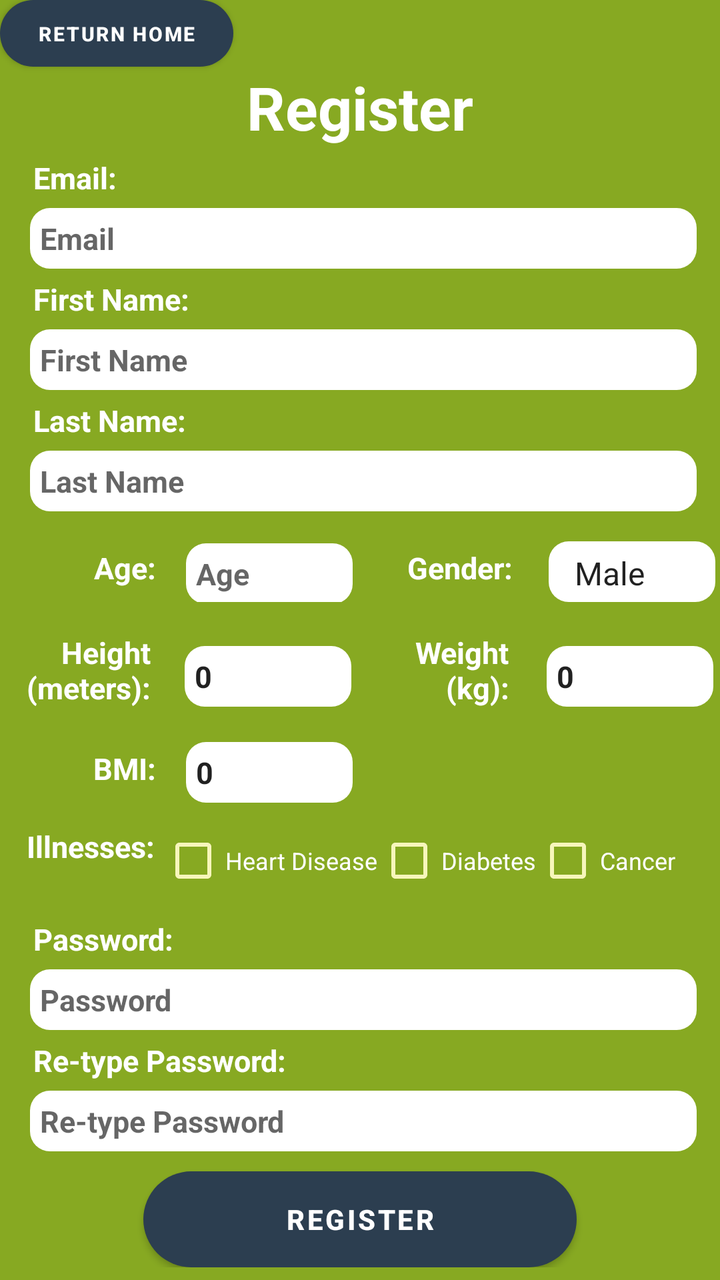
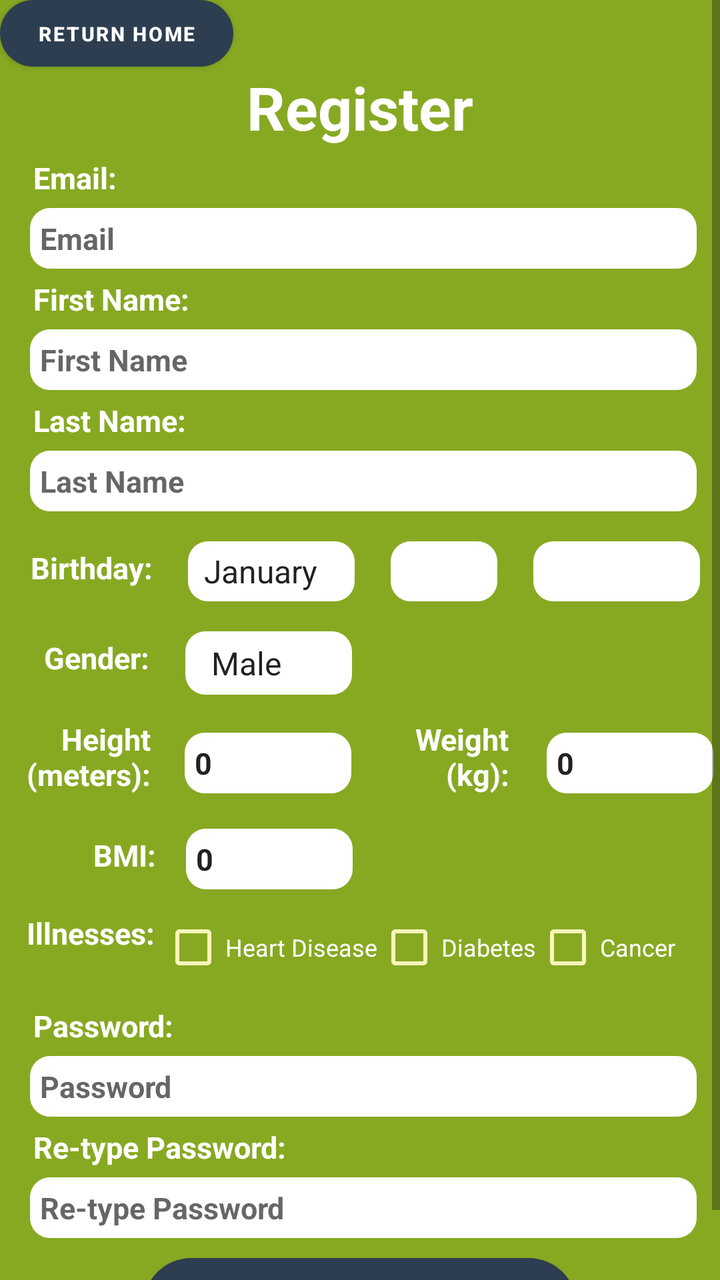

Before-and-after screenshots of an Android layout around one commit, followed by the original layout XML and the change that was made.
<!-- AndroidManifest.xml: application theme AppTheme -->
<!-- res/layout/register.xml -->
<ScrollView android:orientation="vertical" android:layout_width="match_parent" android:layout_height="match_parent" android:id="@+id/outerContainer" android:background="#87A922" xmlns:android="http://schemas.android.com/apk/res/android"><LinearLayout android:orientation="vertical" android:minWidth="25px" android:minHeight="25px" android:layout_width="match_parent" android:layout_height="match_parent"><Button android:text="Return Home" android:layout_width="350px" android:layout_height="100px" android:gravity="center" android:layout_gravity="top" android:id="@+id/btn_Home" android:textStyle="bold" android:textColor="@android:color/background_light" android:backgroundTint="#114232" android:background="@drawable/buttons" android:textSize="10dp" /><TextView android:text="Register" android:textAppearance="?android:attr/textAppearanceLarge" android:layout_width="match_parent" android:layout_height="wrap_content" android:textSize="30dp" android:gravity="center" android:id="@+id/txtV_Register" android:textColor="@android:color/background_light" android:textStyle="bold" /><TextView android:text="Email:" android:textAppearance="?android:attr/textAppearanceMedium" android:layout_width="match_parent" android:layout_height="wrap_content" android:id="@+id/txtV_Email" android:textColor="@android:color/background_light" android:textStyle="bold" android:textSize="15dp" android:layout_marginTop="5dp" android:paddingLeft="50px" /><EditText android:inputType="textEmailAddress" android:layout_width="1000px" android:layout_height="wrap_content" android:padding="5dp" android:hint="Email" android:id="@+id/edtTxt_Email" android:background="@drawable/register_inputbox_design" android:layout_marginTop="5dp" android:layout_marginLeft="15dp" android:textStyle="bold" android:textSize="15dp" /><TextView android:text="First Name:" android:textAppearance="?android:attr/textAppearanceMedium" android:layout_width="match_parent" android:layout_height="wrap_content" android:id="@+id/txtV_FirstName" android:textColor="@android:color/background_light" android:textStyle="bold" android:layout_marginTop="5dp" android:paddingLeft="50px" android:textSize="15dp" /><EditText android:inputType="text" android:layout_width="1000px" android:layout_height="wrap_content" android:padding="5dp" android:hint="First Name" android:id="@+id/edtTxt_FirstName" android:background="@drawable/register_inputbox_design" android:layout_marginTop="5dp" android:layout_marginLeft="15dp" android:textStyle="bold" android:textSize="15dp" /><TextView android:text="Last Name:" android:textAppearance="?android:attr/textAppearanceMedium" android:layout_width="match_parent" android:layout_height="wrap_content" android:id="@+id/txtV_LastName" android:textColor="@android:color/background_light" android:textStyle="bold" android:layout_marginTop="5dp" android:paddingLeft="50px" android:textSize="15dp" /><EditText android:inputType="text" android:layout_width="1000px" android:layout_height="wrap_content" android:padding="5dp" android:hint="Last Name" android:id="@+id/edtTxt_LastName" android:background="@drawable/register_inputbox_design" android:layout_marginTop="5dp" android:layout_marginLeft="15dp" android:textStyle="bold" android:textSize="15dp" /><LinearLayout android:orientation="horizontal" android:minWidth="25px" android:minHeight="25px" android:layout_width="match_parent" android:layout_height="wrap_content" android:layout_marginTop="15dp" android:id="@+id/linearLayout1"><TextView android:text="Age:" android:textAppearance="?android:attr/textAppearanceMedium" android:layout_width="wrap_content" android:layout_height="match_parent" android:id="@+id/txtV_Age" android:textColor="@android:color/background_light" android:textStyle="bold" android:layout_marginLeft="42dp" android:layout_marginTop="3dp" android:paddingLeft="15px" android:gravity="right" android:textSize="15dp" /><EditText android:inputType="number" android:layout_width="250px" android:layout_height="wrap_content" android:padding="5dp" android:hint="Age" android:id="@+id/edtTxt_Age" android:background="@drawable/register_inputbox_design" android:layout_marginLeft="15dp" android:textStyle="bold" android:textSize="15dp" /><TextView android:text="Gender:" android:textAppearance="?android:attr/textAppearanceLarge" android:layout_width="wrap_content" android:layout_height="match_parent" android:id="@+id/txtV_gender" android:textColor="@android:color/background_light" android:textStyle="bold" android:gravity="right" android:layout_marginLeft="24dp" android:layout_marginTop="3dp" android:paddingLeft="10px" android:textSize="15dp" /><Spinner android:padding="5dp" android:entries="@array/dropdown_gender" android:layout_width="250px" android:layout_height="match_parent" android:id="@+id/spinner_gender" android:layout_marginLeft="18dp" android:background="@drawable/register_inputbox_design" android:textStyle="bold" android:textSize="15dp" /></LinearLayout><LinearLayout android:orientation="horizontal" android:minWidth="25px" android:minHeight="25px" android:layout_width="match_parent" android:layout_height="150px" android:layout_marginTop="15dp" android:id="@+id/linearLayout2"><TextView android:text="Height\n(meters):" android:textAppearance="?android:attr/textAppearanceMedium" android:layout_width="wrap_content" android:layout_height="match_parent" android:id="@+id/txtV_Height" android:textColor="@android:color/background_light" android:textStyle="bold" android:paddingLeft="10px" android:gravity="right" android:layout_marginLeft="10dp" android:textSize="15dp" /><EditText android:inputType="numberDecimal" android:layout_width="250px" android:layout_height="wrap_content" android:padding="5dp" android:text="0" android:id="@+id/edtTxt_Height" android:background="@drawable/register_inputbox_design" android:layout_marginLeft="17dp" android:layout_marginTop="7dp" android:textStyle="bold" android:textSize="15dp" /><TextView android:text="Weight\n(kg):" android:textAppearance="?android:attr/textAppearanceMedium" android:layout_width="wrap_content" android:layout_height="match_parent" android:id="@+id/txtV_Weight" android:textColor="@android:color/background_light" android:textStyle="bold" android:paddingLeft="20px" android:layout_marginLeft="25dp" android:gravity="right" android:textSize="15dp" /><EditText android:inputType="numberDecimal" android:layout_width="250px" android:layout_height="wrap_content" android:padding="5dp" android:text="0" android:id="@+id/edtTxt_Weight" android:background="@drawable/register_inputbox_design" android:layout_marginLeft="19dp" android:layout_marginTop="7dp" android:textStyle="bold" android:textSize="15dp" /></LinearLayout><LinearLayout android:orientation="horizontal" android:minWidth="25px" android:minHeight="25px" android:layout_width="match_parent" android:layout_height="wrap_content" android:layout_marginTop="5dp" android:id="@+id/linearLayout3"><TextView android:text="BMI:" android:textAppearance="?android:attr/textAppearanceMedium" android:layout_width="wrap_content" android:layout_height="match_parent" android:id="@+id/txtV_BMI" android:textColor="@android:color/background_light" android:textStyle="bold" android:paddingLeft="50px" android:layout_marginLeft="30dp" android:layout_marginTop="3dp" android:gravity="right" android:textSize="15dp" /><EditText android:inputType="none" android:layout_width="250px" android:layout_height="wrap_content" android:padding="5dp" android:text="0" android:id="@+id/edtTxt_BMI" android:background="@drawable/register_inputbox_design" android:layout_marginLeft="15dp" android:textStyle="bold" android:focusable="false" android:clickable="false" android:cursorVisible="false" android:textSize="15dp" /></LinearLayout><LinearLayout android:orientation="horizontal" android:minWidth="25px" android:minHeight="25px" android:layout_width="match_parent" android:layout_height="wrap_content" android:layout_marginTop="5dp" android:id="@+id/linearLayout4"><TextView android:text="Illnesses:" android:textAppearance="?android:attr/textAppearanceMedium" android:layout_width="wrap_content" android:layout_height="match_parent" android:id="@+id/txtV_ill" android:textColor="@android:color/background_light" android:textStyle="bold" android:paddingTop="20px" android:paddingLeft="40px" android:paddingRight="10px" android:gravity="right" android:textSize="15dp" /><CheckBox android:text="Heart Disease" android:layout_width="wrap_content" android:layout_height="match_parent" android:id="@+id/checkBox1" android:textColor="@android:color/background_light" android:buttonTint="#F7F6BB" android:textSize="12dp" /><CheckBox android:text="Diabetes" android:layout_width="wrap_content" android:layout_height="match_parent" android:id="@+id/checkBox2" android:textColor="@android:color/background_light" android:buttonTint="#F7F6BB" android:textSize="12dp" /><CheckBox android:text="Cancer" android:layout_width="wrap_content" android:layout_height="match_parent" android:id="@+id/checkBox3" android:textColor="@android:color/background_light" android:buttonTint="#F7F6BB" android:textSize="12dp" /></LinearLayout><TextView android:text="Password:" android:textAppearance="?android:attr/textAppearanceMedium" android:layout_width="match_parent" android:layout_height="wrap_content" android:id="@+id/txtV_Password" android:textColor="@android:color/background_light" android:textStyle="bold" android:paddingLeft="50px" android:layout_marginTop="5dp" android:textSize="15dp" /><EditText android:inputType="textPassword" android:layout_width="1000px" android:layout_height="wrap_content" android:padding="5dp" android:hint="Password" android:id="@+id/edtTxt_Password" android:background="@drawable/register_inputbox_design" android:layout_marginLeft="15dp" android:textStyle="bold" android:layout_marginTop="5dp" android:textSize="15dp" /><TextView android:text="Re-type Password:" android:textAppearance="?android:attr/textAppearanceMedium" android:layout_width="match_parent" android:layout_height="wrap_content" android:id="@+id/txtV_RePassword" android:textColor="@android:color/background_light" android:textStyle="bold" android:paddingLeft="50px" android:layout_marginTop="5dp" android:textSize="15dp" /><EditText android:inputType="textPassword" android:layout_width="1000px" android:layout_height="wrap_content" android:padding="5dp" android:hint="Re-type Password" android:id="@+id/edtTxt_RePassword" android:background="@drawable/register_inputbox_design" android:layout_marginLeft="15dp" android:layout_marginTop="5dp" android:textStyle="bold" android:textSize="15dp" /><Button android:text="Register" android:layout_width="650px" android:layout_height="wrap_content" android:gravity="center" android:layout_gravity="center" android:layout_marginTop="10dp" android:id="@+id/btn_Register" android:textStyle="bold" android:textColor="@android:color/background_light" android:backgroundTint="#114232" android:background="@drawable/buttons" /></LinearLayout></ScrollView>
<!-- resources referenced by this layout -->
<resources>
  <string-array name="dropdown_gender"><item>Male</item><item>Female</item></string-array>
  <!-- drawable buttons (drawable) -->
  <shape xmlns:android="http://schemas.android.com/apk/res/android"><solid android:color="#FFFFFF" /><corners android:radius="25dp" /><padding android:left="12dp" android:top="12dp" android:right="12dp" android:bottom="12dp" /></shape>
  <!-- drawable register_inputbox_design (drawable) -->
  <shape xmlns:android="http://schemas.android.com/apk/res/android"><solid android:color="#FFFFFF" /><corners android:radius="10dp" /><padding android:left="12dp" android:top="12dp" android:right="12dp" android:bottom="12dp" /></shape>
  <style name="AppTheme" parent="Theme.MaterialComponents.Light.DarkActionBar"><item name="colorPrimary">@color/colorPrimary</item><item name="colorPrimaryDark">@color/colorPrimaryDark</item><item name="colorAccent">@color/colorAccent</item><item name="windowActionBar">false</item><item name="windowNoTitle">true</item></style>
  <color name="colorPrimary">#2c3e50</color>
  <color name="colorPrimaryDark">#1B3147</color>
  <color name="colorAccent">#3498db</color>
</resources>

<!-- the commit's change to res/layout/register.xml (unified diff, before → after) -->
@@ -1 +1 @@
-<ScrollView android:orientation="vertical" android:layout_width="match_parent" android:layout_height="match_parent" android:id="@+id/outerContainer" android:background="#87A922" xmlns:android="http://schemas.android.com/apk/res/android"><LinearLayout android:orientation="vertical" android:minWidth="25px" android:minHeight="25px" android:layout_width="match_parent" android:layout_height="match_parent"><Button android:text="Return Home" android:layout_width="350px" android:layout_height="100px" android:gravity="center" android:layout_gravity="top" android:id="@+id/btn_Home" android:textStyle="bold" android:textColor="@android:color/background_light" android:backgroundTint="#114232" android:background="@drawable/buttons" android:textSize="10dp" /><TextView android:text="Register" android:textAppearance="?android:attr/textAppearanceLarge" android:layout_width="match_parent" android:layout_height="wrap_content" android:textSize="30dp" android:gravity="center" android:id="@+id/txtV_Register" android:textColor="@android:color/background_light" android:textStyle="bold" /><TextView android:text="Email:" android:textAppearance="?android:attr/textAppearanceMedium" android:layout_width="match_parent" android:layout_height="wrap_content" android:id="@+id/txtV_Email" android:textColor="@android:color/background_light" android:textStyle="bold" android:textSize="15dp" android:layout_marginTop="5dp" android:paddingLeft="50px" /><EditText android:inputType="textEmailAddress" android:layout_width="1000px" android:layout_height="wrap_content" android:padding="5dp" android:hint="Email" android:id="@+id/edtTxt_Email" android:background="@drawable/register_inputbox_design" android:layout_marginTop="5dp" android:layout_marginLeft="15dp" android:textStyle="bold" android:textSize="15dp" /><TextView android:text="First Name:" android:textAppearance="?android:attr/textAppearanceMedium" android:layout_width="match_parent" android:layout_height="wrap_content" android:id="@+id/txtV_FirstName" android:textColor="@android:color/background_light" android:textStyle="bold" android:layout_marginTop="5dp" android:paddingLeft="50px" android:textSize="15dp" /><EditText android:inputType="text" android:layout_width="1000px" android:layout_height="wrap_content" android:padding="5dp" android:hint="First Name" android:id="@+id/edtTxt_FirstName" android:background="@drawable/register_inputbox_design" android:layout_marginTop="5dp" android:layout_marginLeft="15dp" android:textStyle="bold" android:textSize="15dp" /><TextView android:text="Last Name:" android:textAppearance="?android:attr/textAppearanceMedium" android:layout_width="match_parent" android:layout_height="wrap_content" android:id="@+id/txtV_LastName" android:textColor="@android:color/background_light" android:textStyle="bold" android:layout_marginTop="5dp" android:paddingLeft="50px" android:textSize="15dp" /><EditText android:inputType="text" android:layout_width="1000px" android:layout_height="wrap_content" android:padding="5dp" android:hint="Last Name" android:id="@+id/edtTxt_LastName" android:background="@drawable/register_inputbox_design" android:layout_marginTop="5dp" android:layout_marginLeft="15dp" android:textStyle="bold" android:textSize="15dp" /><LinearLayout android:orientation="horizontal" android:minWidth="25px" android:minHeight="25px" android:layout_width="match_parent" android:layout_height="wrap_content" android:layout_marginTop="15dp" android:id="@+id/linearLayout1"><TextView android:text="Age:" android:textAppearance="?android:attr/textAppearanceMedium" android:layout_width="wrap_content" android:layout_height="match_parent" android:id="@+id/txtV_Age" android:textColor="@android:color/background_light" android:textStyle="bold" android:layout_marginLeft="42dp" android:layout_marginTop="3dp" android:paddingLeft="15px" android:gravity="right" android:textSize="15dp" /><EditText android:inputType="number" android:layout_width="250px" android:layout_height="wrap_content" android:padding="5dp" android:hint="Age" android:id="@+id/edtTxt_Age" android:background="@drawable/register_inputbox_design" android:layout_marginLeft="15dp" android:textStyle="bold" android:textSize="15dp" /><TextView android:text="Gender:" android:textAppearance="?android:attr/textAppearanceLarge" android:layout_width="wrap_content" android:layout_height="match_parent" android:id="@+id/txtV_gender" android:textColor="@android:color/background_light" android:textStyle="bold" android:gravity="right" android:layout_marginLeft="24dp" android:layout_marginTop="3dp" android:paddingLeft="10px" android:textSize="15dp" /><Spinner android:padding="5dp" android:entries="@array/dropdown_gender" android:layout_width="250px" android:layout_height="match_parent" android:id="@+id/spinner_gender" android:layout_marginLeft="18dp" android:background="@drawable/register_inputbox_design" android:textStyle="bold" android:textSize="15dp" /></LinearLayout><LinearLayout android:orientation="horizontal" android:minWidth="25px" android:minHeight="25px" android:layout_width="match_parent" android:layout_height="150px" android:layout_marginTop="15dp" android:id="@+id/linearLayout2"><TextView android:text="Height\n(meters):" android:textAppearance="?android:attr/textAppearanceMedium" android:layout_width="wrap_content" android:layout_height="match_parent" android:id="@+id/txtV_Height" android:textColor="@android:color/background_light" android:textStyle="bold" android:paddingLeft="10px" android:gravity="right" android:layout_marginLeft="10dp" android:textSize="15dp" /><EditText android:inputType="numberDecimal" android:layout_width="250px" android:layout_height="wrap_content" android:padding="5dp" android:text="0" android:id="@+id/edtTxt_Height" android:background="@drawable/register_inputbox_design" android:layout_marginLeft="17dp" android:layout_marginTop="7dp" android:textStyle="bold" android:textSize="15dp" /><TextView android:text="Weight\n(kg):" android:textAppearance="?android:attr/textAppearanceMedium" android:layout_width="wrap_content" android:layout_height="match_parent" android:id="@+id/txtV_Weight" android:textColor="@android:color/background_light" android:textStyle="bold" android:paddingLeft="20px" android:layout_marginLeft="25dp" android:gravity="right" android:textSize="15dp" /><EditText android:inputType="numberDecimal" android:layout_width="250px" android:layout_height="wrap_content" android:padding="5dp" android:text="0" android:id="@+id/edtTxt_Weight" android:background="@drawable/register_inputbox_design" android:layout_marginLeft="19dp" android:layout_marginTop="7dp" android:textStyle="bold" android:textSize="15dp" /></LinearLayout><LinearLayout android:orientation="horizontal" android:minWidth="25px" android:minHeight="25px" android:layout_width="match_parent" android:layout_height="wrap_content" android:layout_marginTop="5dp" android:id="@+id/linearLayout3"><TextView android:text="BMI:" android:textAppearance="?android:attr/textAppearanceMedium" android:layout_width="wrap_content" android:layout_height="match_parent" android:id="@+id/txtV_BMI" android:textColor="@android:color/background_light" android:textStyle="bold" android:paddingLeft="50px" android:layout_marginLeft="30dp" android:layout_marginTop="3dp" android:gravity="right" android:textSize="15dp" /><EditText android:inputType="none" android:layout_width="250px" android:layout_height="wrap_content" android:padding="5dp" android:text="0" android:id="@+id/edtTxt_BMI" android:background="@drawable/register_inputbox_design" android:layout_marginLeft="15dp" android:textStyle="bold" android:focusable="false" android:clickable="false" android:cursorVisible="false" android:textSize="15dp" /></LinearLayout><LinearLayout android:orientation="horizontal" android:minWidth="25px" android:minHeight="25px" android:layout_width="match_parent" android:layout_height="wrap_content" android:layout_marginTop="5dp" android:id="@+id/linearLayout4"><TextView android:text="Illnesses:" android:textAppearance="?android:attr/textAppearanceMedium" android:layout_width="wrap_content" android:layout_height="match_parent" android:id="@+id/txtV_ill" android:textColor="@android:color/background_light" android:textStyle="bold" android:paddingTop="20px" android:paddingLeft="40px" android:paddingRight="10px" android:gravity="right" android:textSize="15dp" /><CheckBox android:text="Heart Disease" android:layout_width="wrap_content" android:layout_height="match_parent" android:id="@+id/checkBox1" android:textColor="@android:color/background_light" android:buttonTint="#F7F6BB" android:textSize="12dp" /><CheckBox android:text="Diabetes" android:layout_width="wrap_content" android:layout_height="match_parent" android:id="@+id/checkBox2" android:textColor="@android:color/background_light" android:buttonTint="#F7F6BB" android:textSize="12dp" /><CheckBox android:text="Cancer" android:layout_width="wrap_content" android:layout_height="match_parent" android:id="@+id/checkBox3" android:textColor="@android:color/background_light" android:buttonTint="#F7F6BB" android:textSize="12dp" /></LinearLayout><TextView android:text="Password:" android:textAppearance="?android:attr/textAppearanceMedium" android:layout_width="match_parent" android:layout_height="wrap_content" android:id="@+id/txtV_Password" android:textColor="@android:color/background_light" android:textStyle="bold" android:paddingLeft="50px" android:layout_marginTop="5dp" android:textSize="15dp" /><EditText android:inputType="textPassword" android:layout_width="1000px" android:layout_height="wrap_content" android:padding="5dp" android:hint="Password" android:id="@+id/edtTxt_Password" android:background="@drawable/register_inputbox_design" android:layout_marginLeft="15dp" android:textStyle="bold" android:layout_marginTop="5dp" android:textSize="15dp" /><TextView android:text="Re-type Password:" android:textAppearance="?android:attr/textAppearanceMedium" android:layout_width="match_parent" android:layout_height="wrap_content" android:id="@+id/txtV_RePassword" android:textColor="@android:color/background_light" android:textStyle="bold" android:paddingLeft="50px" android:layout_marginTop="5dp" android:textSize="15dp" /><EditText android:inputType="textPassword" android:layout_width="1000px" android:layout_height="wrap_content" android:padding="5dp" android:hint="Re-type Password" android:id="@+id/edtTxt_RePassword" android:background="@drawable/register_inputbox_design" android:layout_marginLeft="15dp" android:layout_marginTop="5dp" android:textStyle="bold" android:textSize="15dp" /><Button android:text="Register" android:layout_width="650px" android:layout_height="wrap_content" android:gravity="center" android:layout_gravity="center" android:layout_marginTop="10dp" android:id="@+id/btn_Register" android:textStyle="bold" android:textColor="@android:color/background_light" android:backgroundTint="#114232" android:background="@drawable/buttons" /></LinearLayout></ScrollView>
+<ScrollView android:orientation="vertical" android:layout_width="match_parent" android:layout_height="match_parent" android:id="@+id/outerContainer" android:background="#87A922" xmlns:android="http://schemas.android.com/apk/res/android"><LinearLayout android:orientation="vertical" android:minWidth="25px" android:minHeight="25px" android:layout_width="match_parent" android:layout_height="match_parent"><Button android:text="Return Home" android:layout_width="350px" android:layout_height="100px" android:gravity="center" android:layout_gravity="top" android:id="@+id/btn_Home" android:textStyle="bold" android:textColor="@android:color/background_light" android:backgroundTint="#114232" android:background="@drawable/buttons" android:textSize="10dp" /><TextView android:text="Register" android:textAppearance="?android:attr/textAppearanceLarge" android:layout_width="match_parent" android:layout_height="wrap_content" android:textSize="30dp" android:gravity="center" android:id="@+id/txtV_Register" android:textColor="@android:color/background_light" android:textStyle="bold" /><TextView android:text="Email:" android:textAppearance="?android:attr/textAppearanceMedium" android:layout_width="match_parent" android:layout_height="wrap_content" android:id="@+id/txtV_Email" android:textColor="@android:color/background_light" android:textStyle="bold" android:textSize="15dp" android:layout_marginTop="5dp" android:paddingLeft="50px" /><EditText android:inputType="textEmailAddress" android:layout_width="1000px" android:layout_height="wrap_content" android:padding="5dp" android:hint="Email" android:id="@+id/edtTxt_Email" android:background="@drawable/register_inputbox_design" android:layout_marginTop="5dp" android:layout_marginLeft="15dp" android:textStyle="bold" android:textSize="15dp" /><TextView android:text="First Name:" android:textAppearance="?android:attr/textAppearanceMedium" android:layout_width="match_parent" android:layout_height="wrap_content" android:id="@+id/txtV_FirstName" android:textColor="@android:color/background_light" android:textStyle="bold" android:layout_marginTop="5dp" android:paddingLeft="50px" android:textSize="15dp" /><EditText android:inputType="text" android:layout_width="1000px" android:layout_height="wrap_content" android:padding="5dp" android:hint="First Name" android:id="@+id/edtTxt_FirstName" android:background="@drawable/register_inputbox_design" android:layout_marginTop="5dp" android:layout_marginLeft="15dp" android:textStyle="bold" android:textSize="15dp" /><TextView android:text="Last Name:" android:textAppearance="?android:attr/textAppearanceMedium" android:layout_width="match_parent" android:layout_height="wrap_content" android:id="@+id/txtV_LastName" android:textColor="@android:color/background_light" android:textStyle="bold" android:layout_marginTop="5dp" android:paddingLeft="50px" android:textSize="15dp" /><EditText android:inputType="text" android:layout_width="1000px" android:layout_height="wrap_content" android:padding="5dp" android:hint="Last Name" android:id="@+id/edtTxt_LastName" android:background="@drawable/register_inputbox_design" android:layout_marginTop="5dp" android:layout_marginLeft="15dp" android:textStyle="bold" android:textSize="15dp" /><LinearLayout android:orientation="horizontal" android:minWidth="25px" android:minHeight="25px" android:layout_width="match_parent" android:layout_height="90px" android:layout_marginTop="15dp" android:id="@+id/linearLayout5"><TextView android:text="Birthday:" android:textAppearance="?android:attr/textAppearanceLarge" android:layout_width="wrap_content" android:layout_height="match_parent" android:id="@+id/txtV_birthday" android:textColor="@android:color/background_light" android:textStyle="bold" android:layout_marginLeft="10dp" android:layout_marginTop="3dp" android:paddingLeft="15px" android:gravity="right" android:textSize="15dp" /><Spinner android:padding="0dp" android:layout_width="250px" android:layout_height="match_parent" android:id="@+id/spinner_birthmonth" android:entries="@array/dropdown_birthmonth" android:layout_marginLeft="18dp" android:background="@drawable/register_inputbox_design" android:textStyle="bold" android:textSize="10dp" /><Spinner android:padding="0dp" android:layout_width="160px" android:layout_height="match_parent" android:id="@+id/spinner_birthday" android:layout_marginLeft="18dp" android:background="@drawable/register_inputbox_design" android:textStyle="bold" android:textSize="15dp" /><Spinner android:padding="0dp" android:layout_width="250px" android:layout_height="match_parent" android:id="@+id/spinner_birthyear" android:layout_marginLeft="18dp" android:background="@drawable/register_inputbox_design" android:textStyle="bold" android:textSize="15dp" /></LinearLayout><LinearLayout android:orientation="horizontal" android:minWidth="25px" android:minHeight="25px" android:layout_width="match_parent" android:layout_height="wrap_content" android:layout_marginTop="15dp" android:id="@+id/linearLayout1"><TextView android:text="Gender:" android:textAppearance="?android:attr/textAppearanceLarge" android:layout_width="wrap_content" android:layout_height="match_parent" android:id="@+id/txtV_gender" android:textColor="@android:color/background_light" android:textStyle="bold" android:layout_marginLeft="17dp" android:layout_marginTop="3dp" android:paddingLeft="15px" android:gravity="right" android:textSize="15dp" /><Spinner android:padding="5dp" android:entries="@array/dropdown_gender" android:layout_width="250px" android:layout_height="match_parent" android:id="@+id/spinner_gender" android:layout_marginLeft="18dp" android:background="@drawable/register_inputbox_design" android:textStyle="bold" android:textSize="15dp" /></LinearLayout><LinearLayout android:orientation="horizontal" android:minWidth="25px" android:minHeight="25px" android:layout_width="match_parent" android:layout_height="150px" android:layout_marginTop="12dp" android:id="@+id/linearLayout2"><TextView android:text="Height\n(meters):" android:textAppearance="?android:attr/textAppearanceMedium" android:layout_width="wrap_content" android:layout_height="match_parent" android:id="@+id/txtV_Height" android:textColor="@android:color/background_light" android:textStyle="bold" android:paddingLeft="10px" android:gravity="right" android:layout_marginLeft="10dp" android:textSize="15dp" /><EditText android:inputType="numberDecimal" android:layout_width="250px" android:layout_height="wrap_content" android:padding="5dp" android:text="0" android:id="@+id/edtTxt_Height" android:background="@drawable/register_inputbox_design" android:layout_marginLeft="17dp" android:layout_marginTop="7dp" android:textStyle="bold" android:textSize="15dp" /><TextView android:text="Weight\n(kg):" android:textAppearance="?android:attr/textAppearanceMedium" android:layout_width="wrap_content" android:layout_height="match_parent" android:id="@+id/txtV_Weight" android:textColor="@android:color/background_light" android:textStyle="bold" android:paddingLeft="20px" android:layout_marginLeft="25dp" android:gravity="right" android:textSize="15dp" /><EditText android:inputType="numberDecimal" android:layout_width="250px" android:layout_height="wrap_content" android:padding="5dp" android:text="0" android:id="@+id/edtTxt_Weight" android:background="@drawable/register_inputbox_design" android:layout_marginLeft="19dp" android:layout_marginTop="7dp" android:textStyle="bold" android:textSize="15dp" /></LinearLayout><LinearLayout android:orientation="horizontal" android:minWidth="25px" android:minHeight="25px" android:layout_width="match_parent" android:layout_height="wrap_content" android:layout_marginTop="5dp" android:id="@+id/linearLayout3"><TextView android:text="BMI:" android:textAppearance="?android:attr/textAppearanceMedium" android:layout_width="wrap_content" android:layout_height="match_parent" android:id="@+id/txtV_BMI" android:textColor="@android:color/background_light" android:textStyle="bold" android:paddingLeft="50px" android:layout_marginLeft="30dp" android:layout_marginTop="3dp" android:gravity="right" android:textSize="15dp" /><EditText android:inputType="none" android:layout_width="250px" android:layout_height="wrap_content" android:padding="5dp" android:text="0" android:id="@+id/edtTxt_BMI" android:background="@drawable/register_inputbox_design" android:layout_marginLeft="15dp" android:textStyle="bold" android:focusable="false" android:clickable="false" android:cursorVisible="false" android:textSize="15dp" /></LinearLayout><LinearLayout android:orientation="horizontal" android:minWidth="25px" android:minHeight="25px" android:layout_width="match_parent" android:layout_height="wrap_content" android:layout_marginTop="5dp" android:id="@+id/linearLayout4"><TextView android:text="Illnesses:" android:textAppearance="?android:attr/textAppearanceMedium" android:layout_width="wrap_content" android:layout_height="match_parent" android:id="@+id/txtV_ill" android:textColor="@android:color/background_light" android:textStyle="bold" android:paddingTop="20px" android:paddingLeft="40px" android:paddingRight="10px" android:gravity="right" android:textSize="15dp" /><CheckBox android:text="Heart Disease" android:layout_width="wrap_content" android:layout_height="match_parent" android:id="@+id/checkBox1" android:textColor="@android:color/background_light" android:buttonTint="#F7F6BB" android:textSize="12dp" /><CheckBox android:text="Diabetes" android:layout_width="wrap_content" android:layout_height="match_parent" android:id="@+id/checkBox2" android:textColor="@android:color/background_light" android:buttonTint="#F7F6BB" android:textSize="12dp" /><CheckBox android:text="Cancer" android:layout_width="wrap_content" android:layout_height="match_parent" android:id="@+id/checkBox3" android:textColor="@android:color/background_light" android:buttonTint="#F7F6BB" android:textSize="12dp" /></LinearLayout><TextView android:text="Password:" android:textAppearance="?android:attr/textAppearanceMedium" android:layout_width="match_parent" android:layout_height="wrap_content" android:id="@+id/txtV_Password" android:textColor="@android:color/background_light" android:textStyle="bold" android:paddingLeft="50px" android:layout_marginTop="5dp" android:textSize="15dp" /><EditText android:inputType="textPassword" android:layout_width="1000px" android:layout_height="wrap_content" android:padding="5dp" android:hint="Password" android:id="@+id/edtTxt_Password" android:background="@drawable/register_inputbox_design" android:layout_marginLeft="15dp" android:textStyle="bold" android:layout_marginTop="5dp" android:textSize="15dp" /><TextView android:text="Re-type Password:" android:textAppearance="?android:attr/textAppearanceMedium" android:layout_width="match_parent" android:layout_height="wrap_content" android:id="@+id/txtV_RePassword" android:textColor="@android:color/background_light" android:textStyle="bold" android:paddingLeft="50px" android:layout_marginTop="5dp" android:textSize="15dp" /><EditText android:inputType="textPassword" android:layout_width="1000px" android:layout_height="wrap_content" android:padding="5dp" android:hint="Re-type Password" android:id="@+id/edtTxt_RePassword" android:background="@drawable/register_inputbox_design" android:layout_marginLeft="15dp" android:layout_marginTop="5dp" android:textStyle="bold" android:textSize="15dp" /><Button android:text="Register" android:layout_width="650px" android:layout_height="wrap_content" android:gravity="center" android:layout_gravity="center" android:layout_marginTop="10dp" android:id="@+id/btn_Register" android:textStyle="bold" android:textColor="@android:color/background_light" android:backgroundTint="#114232" android:background="@drawable/buttons" /></LinearLayout></ScrollView>
<!-- resource entries referenced after the edit -->
@@ -1,5 +1,6 @@
 <!-- resources referenced by this layout -->
 <resources>
+  <string-array name="dropdown_birthmonth"><item>January</item><item>February</item><item>March</item><item>April</item><item>May</item><item>June</item><item>July</item><item>August</item><item>September</item><item>October</item><item>November</item><item>December</item></string-array>
   <string-array name="dropdown_gender"><item>Male</item><item>Female</item></string-array>
   <!-- drawable buttons (drawable) -->
   <shape xmlns:android="http://schemas.android.com/apk/res/android"><solid android:color="#FFFFFF" /><corners android:radius="25dp" /><padding android:left="12dp" android:top="12dp" android:right="12dp" android:bottom="12dp" /></shape>
